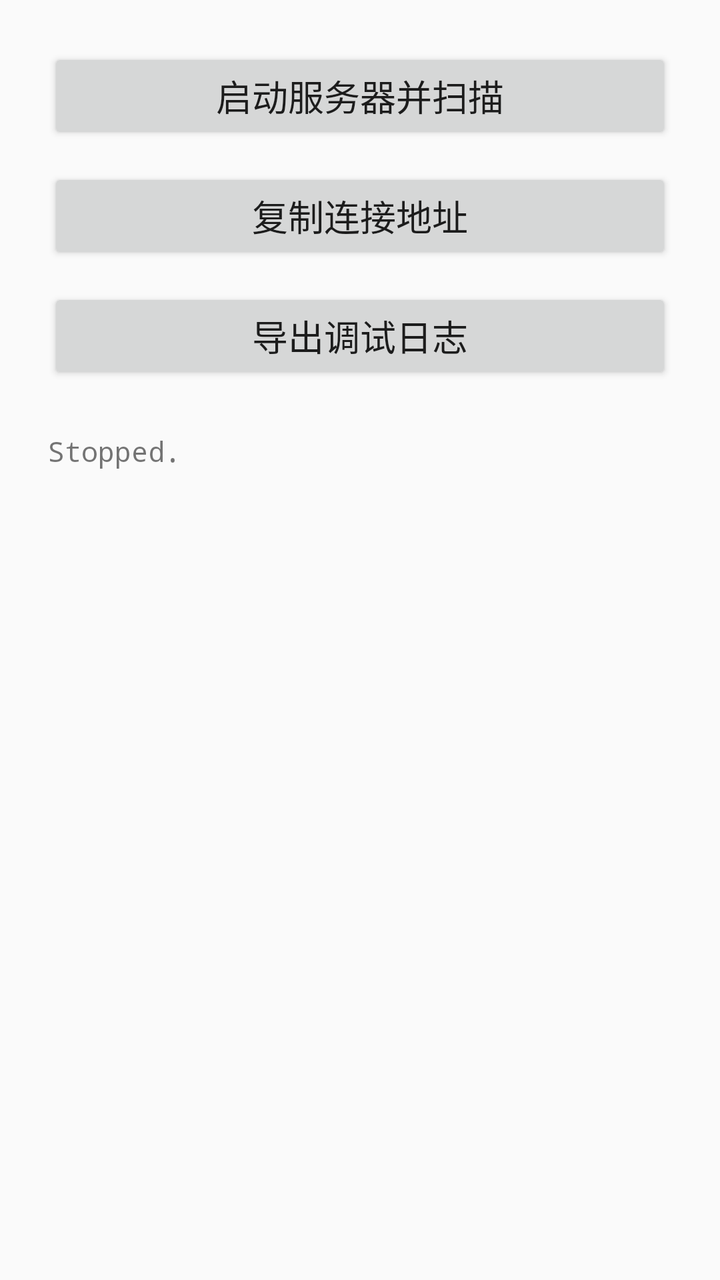
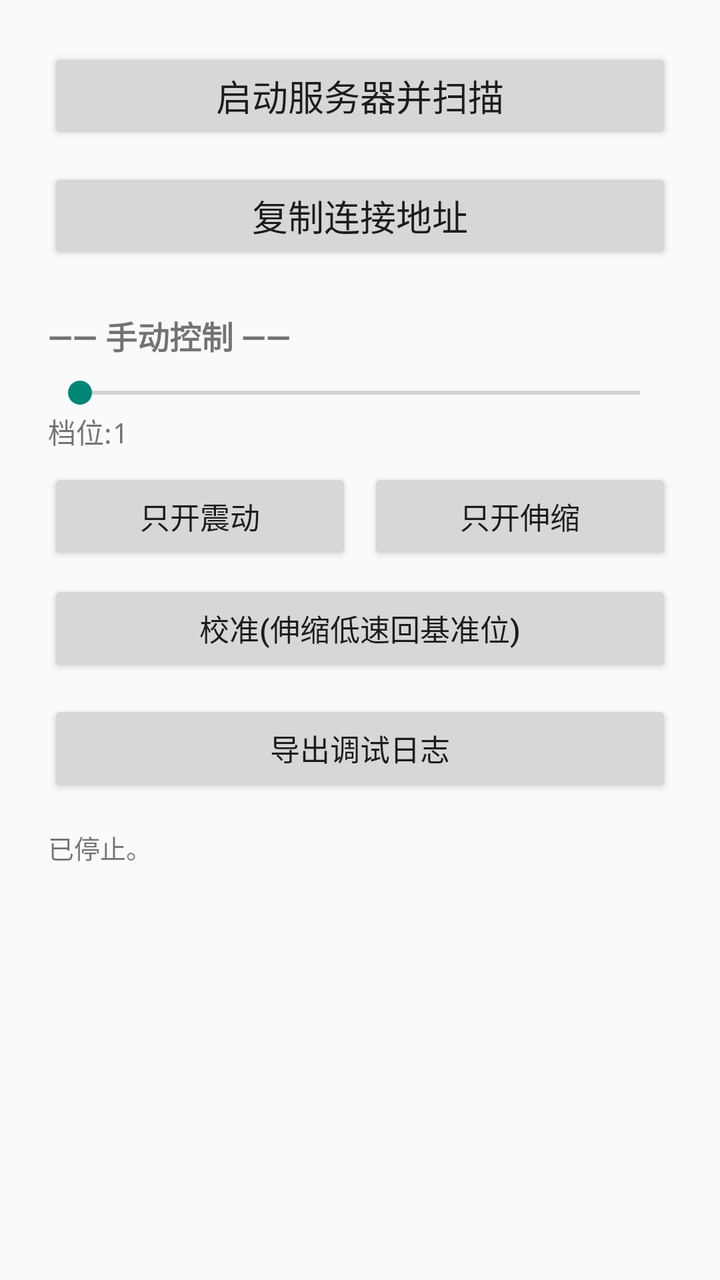

Screens rendered from an Android XML layout before and after an edit, with the pre-edit source and the edit as a unified diff.
<!-- AndroidManifest.xml: application theme Theme.AppCompat.Light -->
<!-- res/layout/activity_main.xml -->
<?xml version="1.0" encoding="utf-8"?>
<LinearLayout xmlns:android="http://schemas.android.com/apk/res/android"
    android:layout_width="match_parent"
    android:layout_height="match_parent"
    android:orientation="vertical"
    android:padding="24dp">

    <Button
        android:id="@+id/btnToggle"
        android:layout_width="match_parent"
        android:layout_height="wrap_content"
        android:text="启动服务器并扫描"
        android:textSize="18sp" />

    <Button
        android:id="@+id/btnCopy"
        android:layout_width="match_parent"
        android:layout_height="wrap_content"
        android:text="复制连接地址"
        android:textSize="18sp"
        android:layout_marginTop="12dp" />

    <Button
        android:id="@+id/btnExport"
        android:layout_width="match_parent"
        android:layout_height="wrap_content"
        android:text="导出调试日志"
        android:textSize="18sp"
        android:layout_marginTop="12dp" />

    <TextView
        android:id="@+id/tvStatus"
        android:layout_width="match_parent"
        android:layout_height="wrap_content"
        android:layout_marginTop="24dp"
        android:fontFamily="monospace"
        android:textSize="14sp"
        android:text="Stopped." />

</LinearLayout>
<!-- resources referenced by this layout -->
<resources>

</resources>

<!-- the commit's change to res/layout/activity_main.xml (unified diff, before → after) -->
@@ -20,21 +20,78 @@
         android:textSize="18sp"
         android:layout_marginTop="12dp" />
 
+    <TextView
+        android:id="@+id/tvManualTitle"
+        android:layout_width="match_parent"
+        android:layout_height="wrap_content"
+        android:layout_marginTop="24dp"
+        android:text="—— 手动控制 ——"
+        android:textStyle="bold"
+        android:textSize="16sp" />
+
+    <SeekBar
+        android:id="@+id/seekLevel"
+        android:layout_width="match_parent"
+        android:layout_height="wrap_content"
+        android:layout_marginTop="8dp"
+        android:max="8"
+        android:progress="0" />
+
+    <TextView
+        android:id="@+id/tvLevel"
+        android:layout_width="match_parent"
+        android:layout_height="wrap_content"
+        android:fontFamily="monospace"
+        android:text="档位:1"
+        android:textSize="14sp" />
+
+    <LinearLayout
+        android:layout_width="match_parent"
+        android:layout_height="wrap_content"
+        android:orientation="horizontal"
+        android:layout_marginTop="8dp">
+
+        <Button
+            android:id="@+id/btnVib"
+            android:layout_width="0dp"
+            android:layout_height="wrap_content"
+            android:layout_weight="1"
+            android:text="只开震动"
+            android:textSize="15sp" />
+
+        <Button
+            android:id="@+id/btnOsc"
+            android:layout_width="0dp"
+            android:layout_height="wrap_content"
+            android:layout_weight="1"
+            android:layout_marginStart="8dp"
+            android:text="只开伸缩"
+            android:textSize="15sp" />
+    </LinearLayout>
+
+    <Button
+        android:id="@+id/btnCalib"
+        android:layout_width="match_parent"
+        android:layout_height="wrap_content"
+        android:layout_marginTop="8dp"
+        android:text="校准(伸缩低速回基准位)"
+        android:textSize="15sp" />
+
     <Button
         android:id="@+id/btnExport"
         android:layout_width="match_parent"
         android:layout_height="wrap_content"
+        android:layout_marginTop="12dp"
         android:text="导出调试日志"
-        android:textSize="18sp"
-        android:layout_marginTop="12dp" />
+        android:textSize="15sp" />
 
     <TextView
         android:id="@+id/tvStatus"
         android:layout_width="match_parent"
         android:layout_height="wrap_content"
-        android:layout_marginTop="24dp"
+        android:layout_marginTop="16dp"
         android:fontFamily="monospace"
-        android:textSize="14sp"
-        android:text="Stopped." />
+        android:textSize="13sp"
+        android:text="已停止。" />
 
 </LinearLayout>
